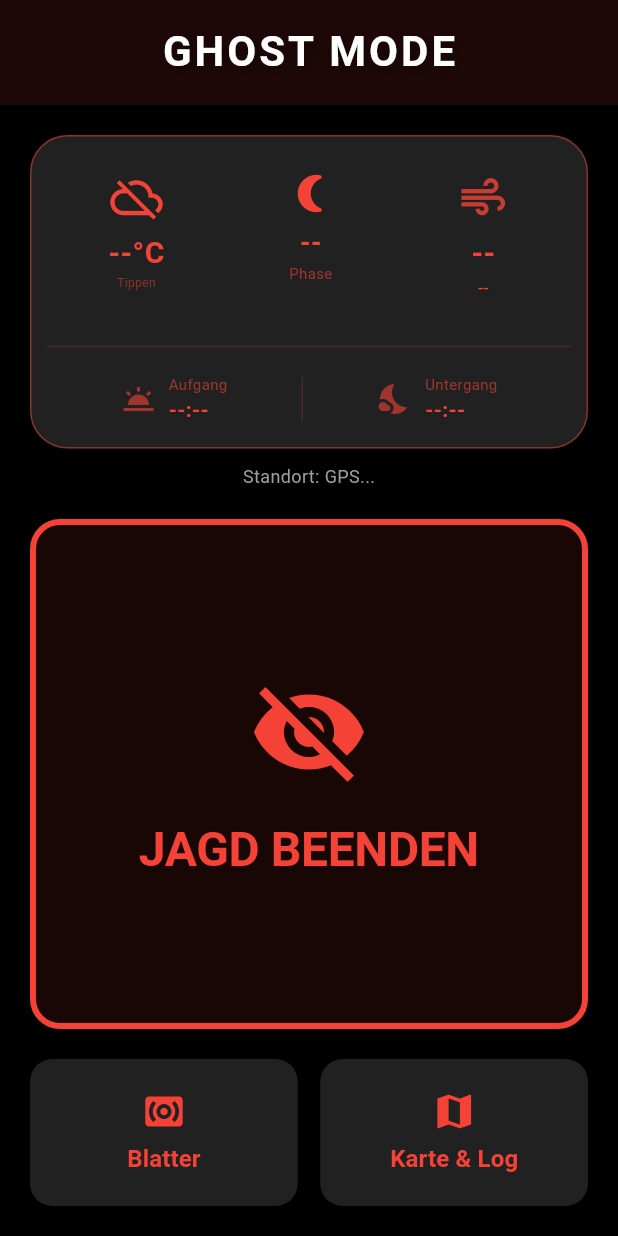
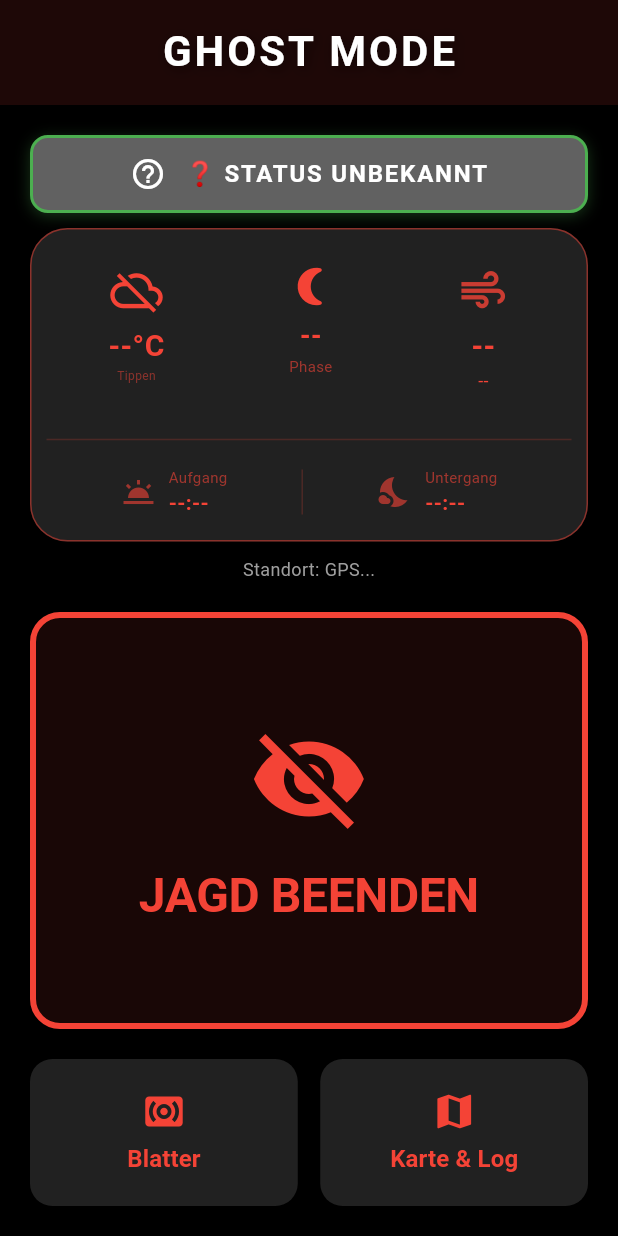
Before and after one commit to carlocuonz-arch/weidmannsheil, a Flutter app: the screen it shows after launch, after a tap on "JAGD STARTEN", on a phone screen of 412 x 824 dp. Run offline on Flutter 3.47's test engine with Material 3 defaults, Android fonts, the phone set to English and light mode, and no system bars; our stand-ins replace audioplayers, file_picker, flutter_compass, flutter_map, geolocator, image_picker and 3 more; missing offline and left inert: torch_light; network calls fail.

Commit message:
Add visual ringer status indicator for Ghost Mode safety
- Add getRingerMode() method in MainActivity.kt to query current status
- Display prominent status banner: 🔕 HANDY STUMM / 🔔 KLINGELN AN
- Check ringer status on app start and after Ghost Mode toggle
- Show status in SnackBar notifications (SILENT/VIBRATE/NORMAL)
- Color-coded indicator: Red for SILENT, Green for NORMAL, Grey for VIBRATE

Critical safety feature: Hunters can now visually confirm phone is
muted before stalking, preventing unwanted ringtones that would
scare game ("stell dir vor ein Hirsch vor der Flinte und das handy pfeifft").

```diff
--- a/lib/main.dart
+++ b/lib/main.dart
@@ -51,7 +51,25 @@ class WeidmannsheilApp extends StatefulWidget {
 
 class _WeidmannsheilAppState extends State<WeidmannsheilApp> {
   bool _isGhostMode = false;
+  String _ringerStatus = "UNKNOWN";
   static const platform = MethodChannel('com.weidmannsheil/audio');
+
+  @override
+  void initState() {
+    super.initState();
+    _checkRingerStatus();
+  }
+
+  Future<void> _checkRingerStatus() async {
+    try {
+      final String status = await platform.invokeMethod('getRingerMode');
+      setState(() {
+        _ringerStatus = status;
+      });
+    } catch (e) {
+      print("Fehler beim Abrufen des Ringer-Status: $e");
+    }
+  }
 
   Future<void> _toggleGhostMode() async {
     setState(() {
@@ -61,6 +79,8 @@ class _WeidmannsheilAppState extends State<WeidmannsheilApp> {
     // Native Ringer-Kontrolle aufrufen
     try {
       await platform.invokeMethod('setGhostMode', {'enable': _isGhostMode});
+      // Status nach dem Toggle prüfen
+      await _checkRingerStatus();
     } catch (e) {
       print("Fehler beim Setzen des Ghost Mode: $e");
     }
@@ -69,7 +89,7 @@ class _WeidmannsheilAppState extends State<WeidmannsheilApp> {
       // Ghost Mode aktiviert
       ScaffoldMessenger.of(context).showSnackBar(
         SnackBar(
-          content: const Text("🦌 Ghost Mode aktiviert\n📵 Anrufe & Benachrichtigungen stumm\n🔊 Tierlaute aktiv"),
+          content: Text("🦌 Ghost Mode aktiviert\n📵 Ringer: $_ringerStatus\n🔊 Tierlaute aktiv"),
           duration: const Duration(seconds: 3),
           backgroundColor: Colors.red[900],
           action: SnackBarAction(
@@ -82,8 +102,8 @@ class _WeidmannsheilAppState extends State<WeidmannsheilApp> {
     } else {
       // Ghost Mode deaktiviert
       ScaffoldMessenger.of(context).showSnackBar(
-        const SnackBar(
-          content: Text("✅ Normal Mode\n🔔 Alle Töne wieder aktiv"),
+        SnackBar(
+          content: Text("✅ Normal Mode\n🔔 Ringer: $_ringerStatus"),
           duration: Duration(seconds: 2),
           backgroundColor: Colors.green,
         ),
@@ -101,6 +121,7 @@ class _WeidmannsheilAppState extends State<WeidmannsheilApp> {
       theme: _isGhostMode ? HunterTheme.ghostMode : HunterTheme.normal,
       home: DashboardPage(
         isGhostMode: _isGhostMode,
+        ringerStatus: _ringerStatus,
         toggleMode: _toggleGhostMode,
       ),
     );
@@ -109,9 +130,10 @@ class _WeidmannsheilAppState extends State<WeidmannsheilApp> {
 
 class DashboardPage extends StatefulWidget {
   final bool isGhostMode;
+  final String ringerStatus;
   final VoidCallback toggleMode;
 
-  const DashboardPage({super.key, required this.isGhostMode, required this.toggleMode});
+  const DashboardPage({super.key, required this.isGhostMode, required this.ringerStatus, required this.toggleMode});
 
   @override
   State<DashboardPage> createState() => _DashboardPageState();
@@ -617,6 +639,52 @@ class _DashboardPageState extends State<DashboardPage> {
         child: Column(
           crossAxisAlignment: CrossAxisAlignment.stretch,
           children: [
+            // --- RINGER STATUS ANZEIGE ---
+            Container(
+              margin: const EdgeInsets.only(bottom: 10),
+              padding: const EdgeInsets.symmetric(horizontal: 16, vertical: 12),
+              decoration: BoxDecoration(
+                color: widget.ringerStatus == "SILENT"
+                    ? (isGhost ? Colors.red[900] : Colors.orange[700])
+                    : (widget.ringerStatus == "NORMAL" ? Colors.green[700] : Colors.grey[700]),
+                borderRadius: BorderRadius.circular(12),
+                border: Border.all(
+                  color: widget.ringerStatus == "SILENT" ? Colors.red : Colors.green,
+                  width: 2,
+                ),
+                boxShadow: [
+                  BoxShadow(
+                    color: (widget.ringerStatus == "SILENT" ? Colors.red : Colors.green).withOpacity(0.3),
+                    blurRadius: 8,
+                    offset: Offset(0, 2),
+                  ),
+                ],
+              ),
+              child: Row(
+                mainAxisAlignment: MainAxisAlignment.center,
+                children: [
+                  Icon(
+                    widget.ringerStatus == "SILENT" ? Icons.phone_disabled :
+                    widget.ringerStatus == "VIBRATE" ? Icons.vibration :
+                    widget.ringerStatus == "NORMAL" ? Icons.phone_enabled : Icons.help_outline,
+                    color: Colors.white,
+                    size: 24,
+                  ),
+                  const SizedBox(width: 12),
+                  Text(
+                    widget.ringerStatus == "SILENT" ? "🔕 HANDY STUMM" :
+                    widget.ringerStatus == "VIBRATE" ? "📳 VIBRATION" :
+                    widget.ringerStatus == "NORMAL" ? "🔔 KLINGELN AN" : "❓ STATUS UNBEKANNT",
+                    style: TextStyle(
+                      color: Colors.white,
+                      fontSize: 16,
+                      fontWeight: FontWeight.bold,
+                      letterSpacing: 1.2,
+                    ),
+                  ),
+                ],
+              ),
+            ),
             // --- DASHBOARD ---
             Container(
               padding: const EdgeInsets.symmetric(horizontal: 10, vertical: 15),
```
Also changed, not shown: 1 other file.
